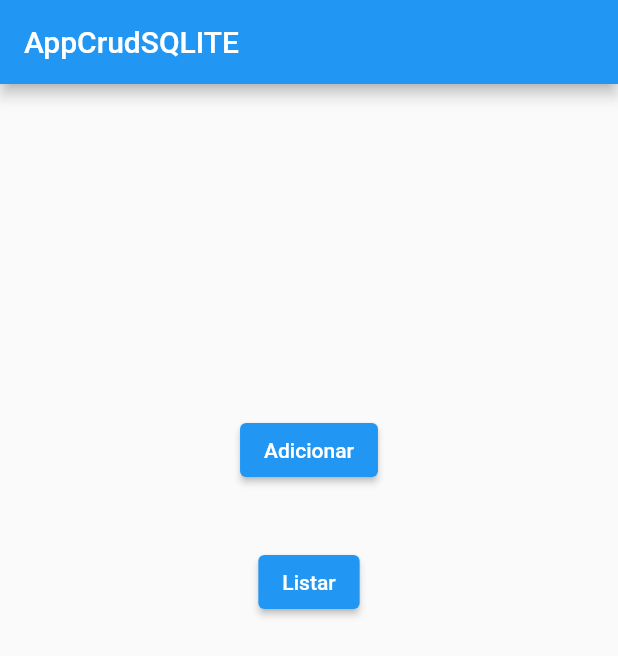
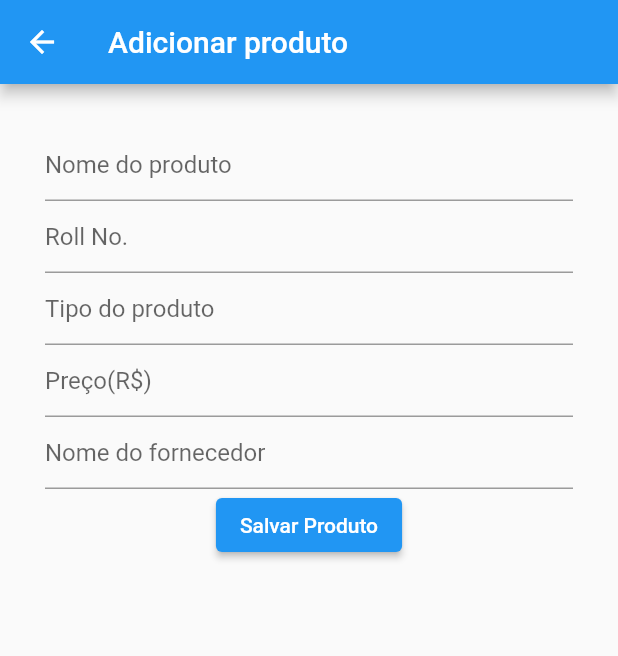
Before and after one commit to EduardoLoppes/Projeto-Flutter, a Flutter app: the screen it shows after launch, after a tap on "Adicionar", on a phone screen of 412 x 824 dp. Shown: the top 656 px of the screen. Run offline on Flutter 3.47's test engine with Material 2 defaults, Android fonts, the phone set to English and light mode, and no system bars; our stand-ins replace sqflite; accounts and stored records are empty.

Commit message:
:sparkles: Projeto Flutter

```diff
--- a/appcrudsqlite/lib/data/dbgeek.dart
+++ b/appcrudsqlite/lib/data/dbgeek.dart
@@ -2,7 +2,7 @@ import 'package:path/path.dart';
 
 import 'package:sqflite/sqflite.dart';
 
-class MyDb {
+class DBgeek {
   late Database db;
 
   Future open() async {
--- a/appcrudsqlite/lib/main.dart
+++ b/appcrudsqlite/lib/main.dart
@@ -1,8 +1,8 @@
 import 'package:flutter/material.dart';
 
-import 'package:appcrudsqlite/data/screens/add.dart';
+import 'package:appcrudsqlite/screens/add.dart';
 
-import 'package:appcrudsqlite/data/screens/list.dart';
+import 'package:appcrudsqlite/screens/list.dart';
 
 void main() {
   runApp(MyApp());
@@ -37,10 +37,10 @@ class _HomeState extends State<Home> {
           SizedBox(height: 200),
           ElevatedButton(
             onPressed: () {
-              //Navigator.push(context,
-              //MaterialPageRoute(builder: (BuildContext context) {
-              //return add();
-              //}));
+              Navigator.push(context,
+              MaterialPageRoute(builder: (BuildContext context) {
+              return Add();
+              }));
             },
             child: Text("Adicionar"),
           ),
--- /dev/null
+++ b/appcrudsqlite/lib/screens/add.dart
@@ -0,0 +1,104 @@
+import 'package:flutter/material.dart';
+
+import 'package:appcrudsqlite/data/dbgeek.dart';
+
+class Add extends StatefulWidget {
+  @override
+  State<StatefulWidget> createState() {
+    return _Add();
+  }
+}
+
+class _Add extends State<Add> {
+  TextEditingController nomeProduto = TextEditingController();
+
+  TextEditingController rollno = TextEditingController();
+
+  TextEditingController tipoProduto = TextEditingController();
+
+  TextEditingController precoProduto = TextEditingController();
+
+  TextEditingController fornecedorProduto = TextEditingController();
+
+  //test editing controllers for form
+
+  DBgeek mydb = DBgeek(); //mydb new object from db.dart
+
+  @override
+  void initState() {
+    mydb.open(); //initilization database
+
+    super.initState();
+  }
+
+  @override
+  Widget build(BuildContext context) {
+    return Scaffold(
+        appBar: AppBar(
+          title: Text("Adicionar produto"),
+        ),
+        body: Container(
+          padding: EdgeInsets.all(30),
+          child: Column(
+            children: [
+              TextField(
+                controller: nomeProduto,
+                decoration: const InputDecoration(
+                  hintText: "Nome do produto",
+                ),
+              ),
+              TextField(
+                controller: rollno,
+                decoration: const InputDecoration(
+                  hintText: "Roll No.",
+                ),
+              ),
+              TextField(
+                controller: tipoProduto,
+                decoration: const InputDecoration(
+                  hintText: "Tipo do produto",
+                ),
+              ),
+              TextField(
+                controller: precoProduto,
+                decoration: const InputDecoration(
+                  hintText: "Preço(R\$)",
+                ),
+              ),
+              TextField(
+                controller: fornecedorProduto,
+                decoration: const InputDecoration(
+                  hintText: "Nome do fornecedor",
+                ),
+              ),
+              ElevatedButton(
+                  onPressed: () {
+                    mydb.db.rawInsert(
+                        "INSERT INTO books(nomeProduto, roll_no, TipoProduto, precoProduto, fornecedorProduto) VALUES (?, ?, ?, ?, ?);",
+                        [
+                          nomeProduto.text,
+                          rollno.text,
+                          tipoProduto.text,
+                          precoProduto.text,
+                          fornecedorProduto.text
+                        ]); //add student from form to database
+
+                    ScaffoldMessenger.of(context).showSnackBar(
+                        SnackBar(content: Text("Produto Adicionado")));
+
+                    nomeProduto.text = "";
+
+                    rollno.text = "";
+
+                    tipoProduto.text = "";
+
+                    precoProduto.text = "";
+
+                    fornecedorProduto.text = " ";
+                  },
+                  child: Text("Salvar Produto")),
+            ],
+          ),
+        ));
+  }
+}
```
Also changed, not shown: appcrudsqlite/lib/data/screens/list.dart (deleted), appcrudsqlite/lib/screens/edit.dart (added), appcrudsqlite/lib/screens/list.dart (added), 1 other file.
